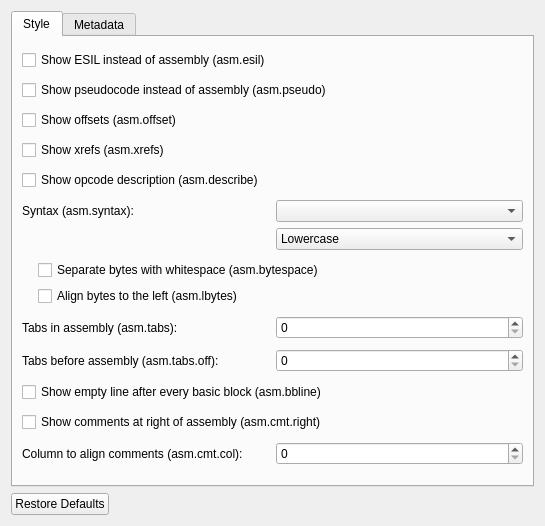
Qt form src/dialogs/preferences/AsmOptionsWidget.ui (rizinorg/cutter) before a commit.
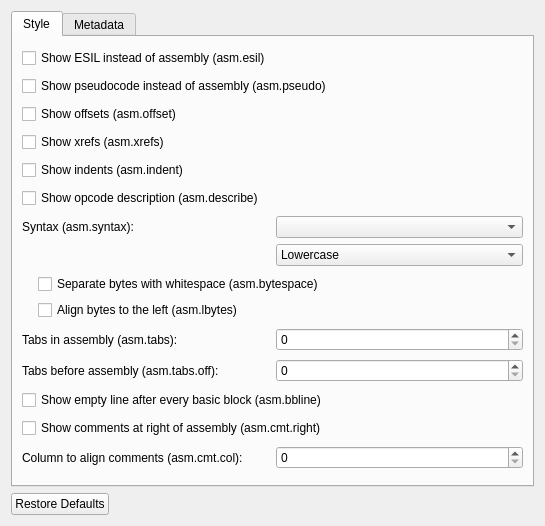
The same form after that commit.

Commit message: Added a checkbox in the preferences dialog for asm.indent

```diff
--- a/src/dialogs/preferences/AsmOptionsWidget.ui
+++ b/src/dialogs/preferences/AsmOptionsWidget.ui
@@ -52,6 +52,13 @@
          </property>
         </widget>
        </item>
+       <item>
+	<widget class="QCheckBox" name="indentCheckBox">
+	 <property name="text">
+	  <string>Show indents (asm.indent)</string>
+	 </property>
+	</widget>
+       </item>
        <item>
         <widget class="QCheckBox" name="describeCheckBox">
          <property name="text">
```
The commit also changes 3 other files.
